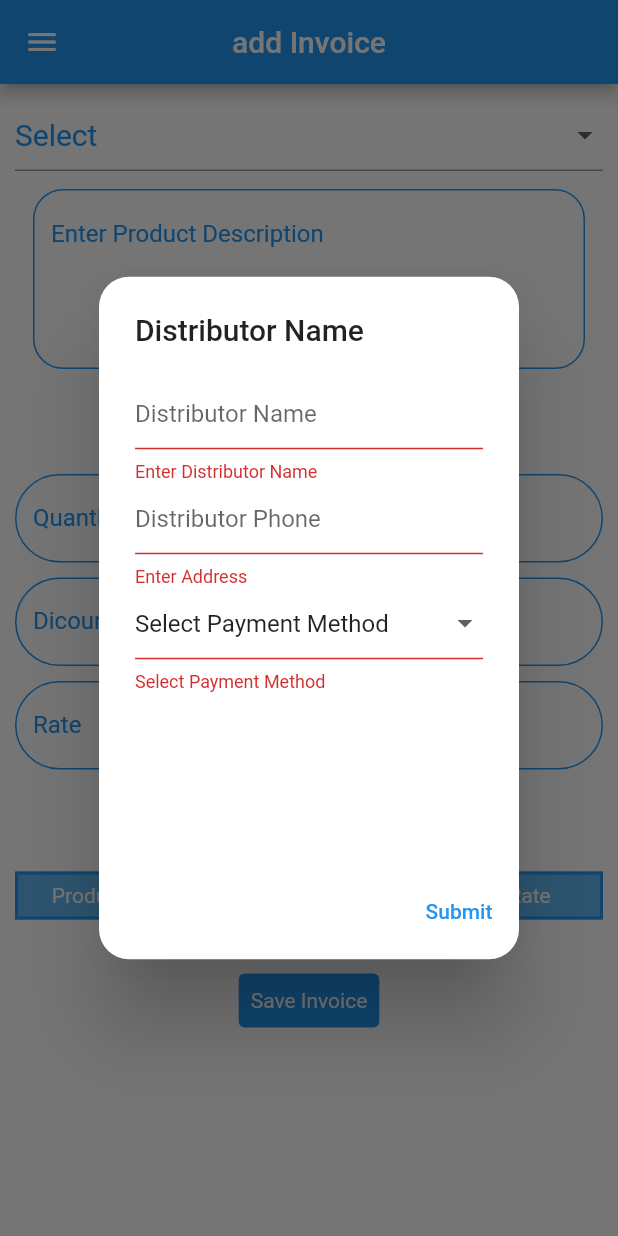
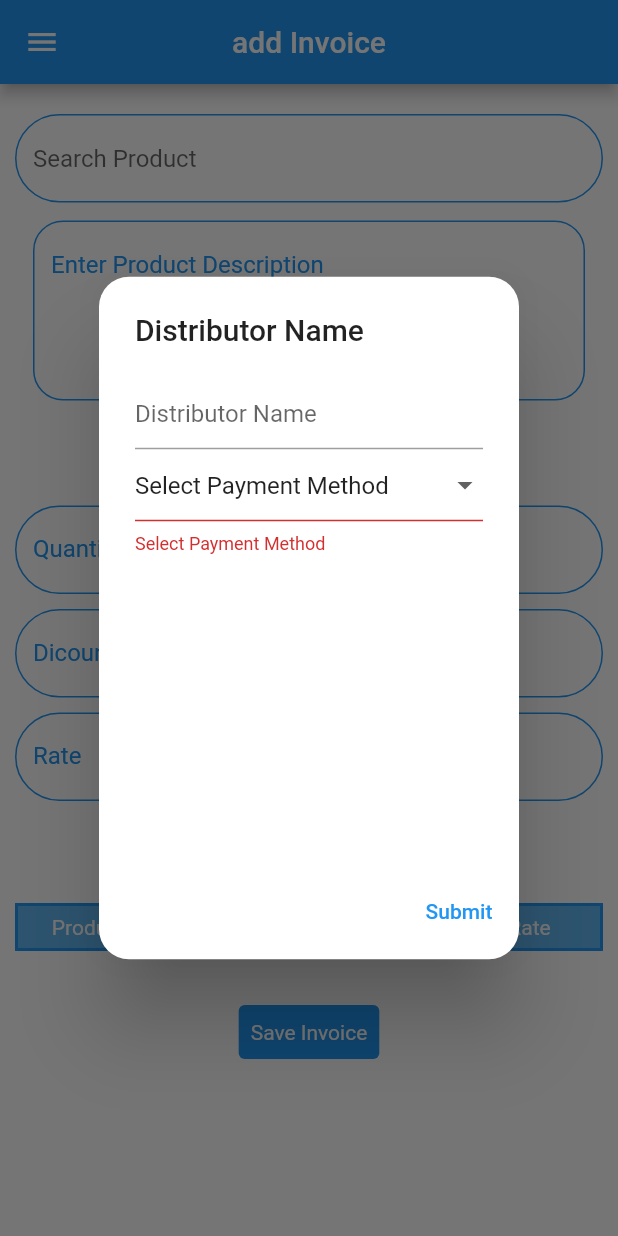
Before and after one commit to meiucadesign/Sales_App, a Flutter app: the HomeScreen screen opened by its route, after a tap on "Submit", on a phone screen of 412 x 824 dp. Run offline on Flutter 3.47's test engine with Material 2 defaults, Android fonts, the phone set to English and light mode, and no system bars; drawn by our look-alikes of searchfield; our stand-ins replace fluttertoast, get, shared_preferences, syncfusion_flutter_charts; accounts and stored records are empty.

Commit message:
add functionality to get data from the product and customer api

```diff
--- a/lib/constant/api.dart
+++ /dev/null
@@ -1,2 +0,0 @@
-const String apiKey =
-    "https://clocktowerpk.com/millishifa_erp/my_api/user_login.php";
--- /dev/null
+++ b/lib/models/distributor_model.dart
@@ -0,0 +1,31 @@
+import 'package:searchfield/searchfield.dart';
+
+class DistributorModel {
+  String name;
+  int id;
+  int branchId;
+  String paymentMethod;
+  bool bankSelected;
+  // DateTime createdAt;
+  String? bankName;
+
+  DistributorModel({
+    required this.name,
+    required this.id,
+    required this.branchId,
+    required this.paymentMethod,
+    required this.bankSelected,
+    this.bankName,
+    // required this.createdAt,
+  });
+  void selectBank(bool newValue) {
+    bankSelected = newValue;
+  }
+
+  void updatePaymentMethod(String newPaymentMethod) {
+    paymentMethod = newPaymentMethod;
+  }
+}
+
+List<DistributorModel> distributorList = [];
+List<SearchFieldListItem> distributorListItem = [];
--- a/lib/models/distributor.dart
+++ b/lib/models/product_model.dart
@@ -1,14 +1,18 @@
-class Distributor {
+import 'package:searchfield/searchfield.dart';
+
+class ProductModel {
   String name;
-  String number;
+  int id;
+  int branchId;
   String paymentMethod;
   bool bankSelected;
   // DateTime createdAt;
   String? bankName;
 
-  Distributor({
+  ProductModel({
     required this.name,
-    required this.number,
+    required this.id,
+    required this.branchId,
     required this.paymentMethod,
     required this.bankSelected,
     this.bankName,
@@ -23,5 +27,4 @@ class Distributor {
   }
 }
 
-Distributor distributor = Distributor(
-    name: "", number: "", paymentMethod: "null", bankSelected: false);
+List<SearchFieldListItem> productList = [];
--- a/lib/screens/home_screen.dart
+++ b/lib/screens/home_screen.dart
@@ -1,38 +1,14 @@
 import 'dart:async';
 import 'package:flutter/material.dart';
-import 'package:sales_app/models/distributor.dart';
+import 'package:sales_app/models/distributor_model.dart';
+import 'package:searchfield/searchfield.dart';
+import '../models/product_model.dart';
 import '../styles/styles.dart';
 import '../widgets/custom_drawer.dart';
 import '../widgets/show_custom_dialog.dart';
 
 class HomeScreen extends StatefulWidget {
   static const routeName = '/home';
-  List<DropdownMenuItem<String>> get dropdownItems {
-    List<DropdownMenuItem<String>> menuItems = [
-      const DropdownMenuItem(
-        value: "default",
-        enabled: false,
-        child: Text("Select"),
-      ),
-      const DropdownMenuItem(
-        value: "Panadol",
-        child: Text("Panadol"),
-      ),
-      const DropdownMenuItem(
-        value: "Omnidol",
-        child: Text("Omnidol"),
-      ),
-      const DropdownMenuItem(
-        value: "Dazzy",
-        child: Text("Dazzy"),
-      ),
-      const DropdownMenuItem(
-        value: "ABC",
-        child: Text("ABC1"),
-      ),
-    ];
-    return menuItems;
-  }
 
   var bankSelected = false;
 
@@ -41,14 +17,15 @@ class HomeScreen extends StatefulWidget {
 }
 
 class _HomeScreenState extends State<HomeScreen> {
-  Distributor distributor = Distributor(
-      name: "", number: "", paymentMethod: "null", bankSelected: false);
+  DistributorModel distributor = DistributorModel(
+      name: "", id: 0, branchId: 0, paymentMethod: "null", bankSelected: false);
+  TextEditingController productController = TextEditingController();
   TextEditingController descriptionController = TextEditingController();
   TextEditingController qntController = TextEditingController();
   TextEditingController discountController = TextEditingController();
   TextEditingController rateController = TextEditingController();
   final _formKey = GlobalKey<FormState>();
-  var productList = [
+  var productListTable = [
     const TableRow(
       decoration: BoxDecoration(
         color: Color.fromARGB(179, 31, 154, 236),
@@ -128,23 +105,19 @@ class _HomeScreenState extends State<HomeScreen> {
                   key: _formKey,
                   child: Column(
                     children: [
-                      DropdownButtonFormField(
-                        style: const TextStyle(
-                          color: Colors.blue,
-                          fontSize: 20,
+                      const SizedBox(
+                        height: 10,
+                      ),
+                      SearchField(
+                        controller: productController,
+                        suggestions: productList,
+                        hint: "Search Product",
+                        searchInputDecoration: InputDecoration(
+                          border: customNormalTextFieldBorder,
+                          errorBorder: customErrorTextFieldBorder,
+                          enabledBorder: customNormalTextFieldBorder,
+                          focusedBorder: customNormalTextFieldBorder,
                         ),
-                        validator: (value) {
-                          if (value == "default") {
-                            return "Select a Product";
-                          }
-                        },
-                        value: firsItem,
-                        items: widget.dropdownItems,
-                        onChanged: (index) {
-                          setState(() {
-                            firsItem = index.toString();
-                          });
-                        },
                       ),
                       Container(
                         margin: const EdgeInsets.all(12),
@@ -189,6 +162,8 @@ class _HomeScreenState extends State<HomeScreen> {
                         validator: (value) {
                           if (value!.isEmpty) {
                             return "Enter rate";
+                          } else {
+                            return null;
                           }
                         },
                         keyboardType: TextInputType.number,
@@ -220,6 +195,8 @@ class _HomeScreenState extends State<HomeScreen> {
                             return "Enter valid discount amount";
                           } else if (int.parse(value) > 100) {
                             return "Discount amount should be less than 100";
+                          } else {
+                            return null;
                           }
                         },
                         controller: discountController,
@@ -248,6 +225,8 @@ class _HomeScreenState extends State<HomeScreen> {
                         validator: (value) {
                           if (value!.isEmpty) {
                             return "Enter rate";
+                          } else {
+                            return null;
                           }
                         },
                         controller: rateController,
@@ -297,7 +276,7 @@ class _HomeScreenState extends State<HomeScreen> {
                   color: Colors.blue,
                   width: 2,
                 ),
-                children: productList,
+                children: productListTable,
               ),
               const SizedBox(
                 height: 30,
@@ -333,8 +312,8 @@ class _HomeScreenState extends State<HomeScreen> {
                                   TextButton(
                                     onPressed: () {
                                       setState(() {
-                                        productList.removeRange(
-                                            1, productList.length);
+                                        productListTable.removeRange(
+                                            1, productListTable.length);
                                       });
                                       total = 0;
                                       Navigator.of(context).pop();
@@ -357,15 +336,16 @@ class _HomeScreenState extends State<HomeScreen> {
   _addItemtoList() {
     if (_formKey.currentState!.validate()) {
       setState(() {
-        productList.add(TableRow(children: [
+        productListTable.add(TableRow(children: [
           Padding(
             padding: const EdgeInsets.all(8.0),
-            child: Text(
-              ((widget.dropdownItems
-                          .singleWhere((element) => element.value == firsItem))
-                      .child as Text)
-                  .data!,
-              textAlign: TextAlign.center,
+            child: Center(
+              child: Text(
+                productController.text,
+                textAlign: TextAlign.center,
+                maxLines: 1,
+                overflow: TextOverflow.ellipsis,
+              ),
             ),
           ),
           Padding(
--- a/lib/widgets/custom_drawer.dart
+++ b/lib/widgets/custom_drawer.dart
@@ -25,13 +25,11 @@ class CustomDrawer extends StatelessWidget {
               title: const Text("Home"),
               leading: const Icon(Icons.home),
               subtitle: const Text("Go to Home"),
-              selected:
-                  ModalRoute.of(context)!.settings.name == HomeScreen.routeName,
-              onTap:
-                  ModalRoute.of(context)!.settings.name == HomeScreen.routeName
+              selected: Get.currentRoute == HomeScreen.routeName,
+              onTap: Get.currentRoute == HomeScreen.routeName
                   ? null
                   : () {
-                          Navigator.of(context).pushNamed(HomeScreen.routeName);
+                      Get.offNamed(HomeScreen.routeName);
                     },
             ),
           ),
@@ -41,13 +39,11 @@ class CustomDrawer extends StatelessWidget {
               title: const Text("Dashboard"),
               leading: const Icon(Icons.dashboard),
               subtitle: const Text("Go to Dashboard"),
-              selected:
-                  ModalRoute.of(context)!.settings.name == DashBoard.routeName,
-              onTap:
-                  ModalRoute.of(context)!.settings.name == DashBoard.routeName
+              selected: Get.currentRoute == DashBoard.routeName,
+              onTap: Get.currentRoute == DashBoard.routeName
                   ? null
                   : () {
-                          Navigator.of(context).pushNamed(DashBoard.routeName);
+                      Get.offNamed(DashBoard.routeName);
                     },
             ),
           ),
--- a/lib/widgets/show_custom_dialog.dart
+++ b/lib/widgets/show_custom_dialog.dart
@@ -1,11 +1,19 @@
 import 'package:flutter/material.dart';
-
-import '../models/distributor.dart';
+import 'package:sales_app/Util/network_helper.dart';
+import 'package:sales_app/constant/api.dart';
+import 'package:searchfield/searchfield.dart';
+import '../models/distributor_model.dart';
 
 showCustomDialog(BuildContext context) {
   var formKey = GlobalKey<FormState>();
+  DistributorModel distributor = DistributorModel(
+    name: "",
+    id: 0,
+    branchId: 0,
+    paymentMethod: "null",
+    bankSelected: false,
+  );
 
-  var selectedValue = "null";
   showDialog(
       barrierDismissible: false,
       context: context,
@@ -26,31 +34,29 @@ showCustomDialog(BuildContext context) {
                   key: formKey,
                   child: Column(
                     children: [
-                      TextFormField(
-                        onSaved: (newValue) =>
-                            distributor.name = newValue.toString(),
+                      SearchField(
+                        suggestions: distributorListItem,
+                        onSubmit: (newValue) {
+                          distributor.name = newValue.toString();
+                          print(distributorListItem);
+                        },
                         validator: (value) {
                           if (value!.isEmpty) {
                             return "Enter Distributor Name";
+                          } else {
+                            return null;
                           }
                         },
-                        decoration: const InputDecoration(
+                        searchInputDecoration: const InputDecoration(
                           hintText: "Distributor Name",
-                        ),
-                      ),
-                      TextFormField(
-                        onSaved: (newValue) =>
-                            distributor.number = newValue.toString(),
-                        validator: (value) =>
-                            value!.isEmpty ? "Enter Address" : null,
-                        decoration: const InputDecoration(
-                          hintText: "Distributor Phone",
                         ),
                       ),
                       DropdownButtonFormField(
                         validator: (value) {
                           if (value == "null") {
                             return "Select Payment Method";
+                          } else {
+                            return null;
                           }
                         },
                         value: distributor.paymentMethod,
@@ -70,9 +76,6 @@ showCustomDialog(BuildContext context) {
                           ),
                         ],
                         onChanged: (value) {
-                          setState(() {
-                            selectedValue = value.toString();
-                          });
                           if (value.toString() == "Bank") {
                             setState(() {
                               distributor.bankSelected = true;
@@ -133,5 +136,7 @@ showCustomDialog(BuildContext context) {
             );
           },
         );
-      });
+      }).then((value) {
+    NetworkHelper.getProductList(productListApiKey);
+  });
 }
--- a/pubspec.yaml
+++ b/pubspec.yaml
@@ -18,6 +18,7 @@ dependencies:
   fluttertoast: ^8.0.9
   shared_preferences: ^2.0.15
   get: ^4.6.5
+  searchfield: ^0.6.6
 
 dev_dependencies:
   flutter_test:
```
Also changed, not shown: lib/Util/network_helper.dart (+42 -1 lines), lib/main.dart (+7 -7 lines), lib/screens/splash_screen.dart (+7 -2 lines), pubspec.lock, 1 other file. Lines whose indentation alone changed are shown as unchanged.
